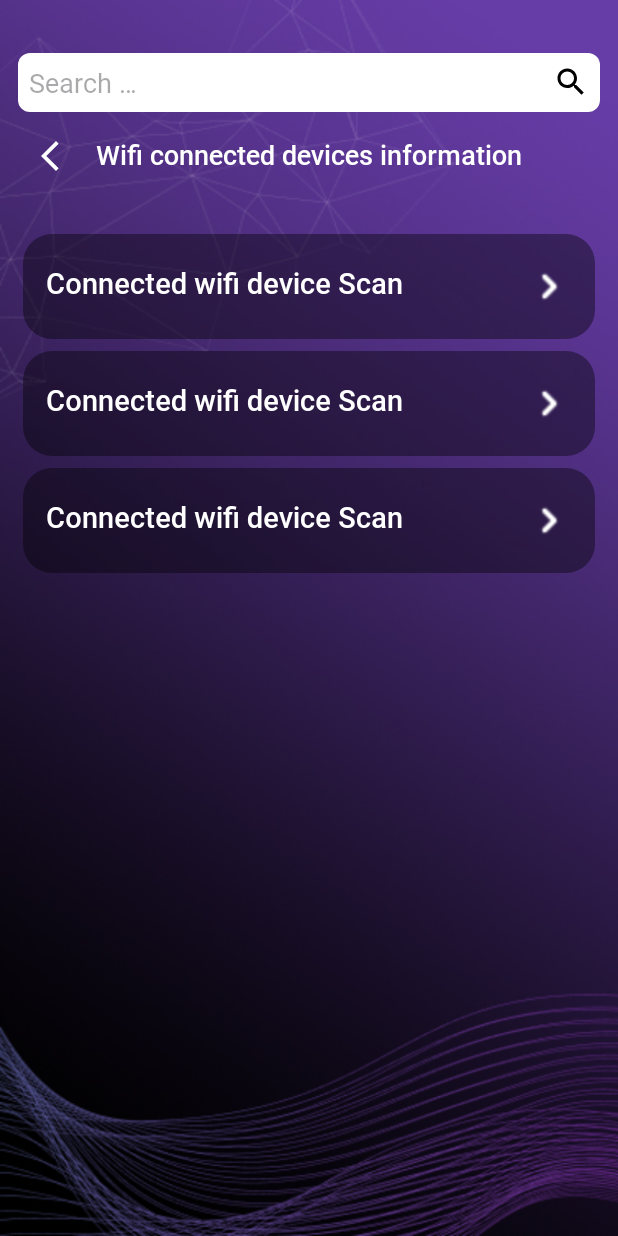
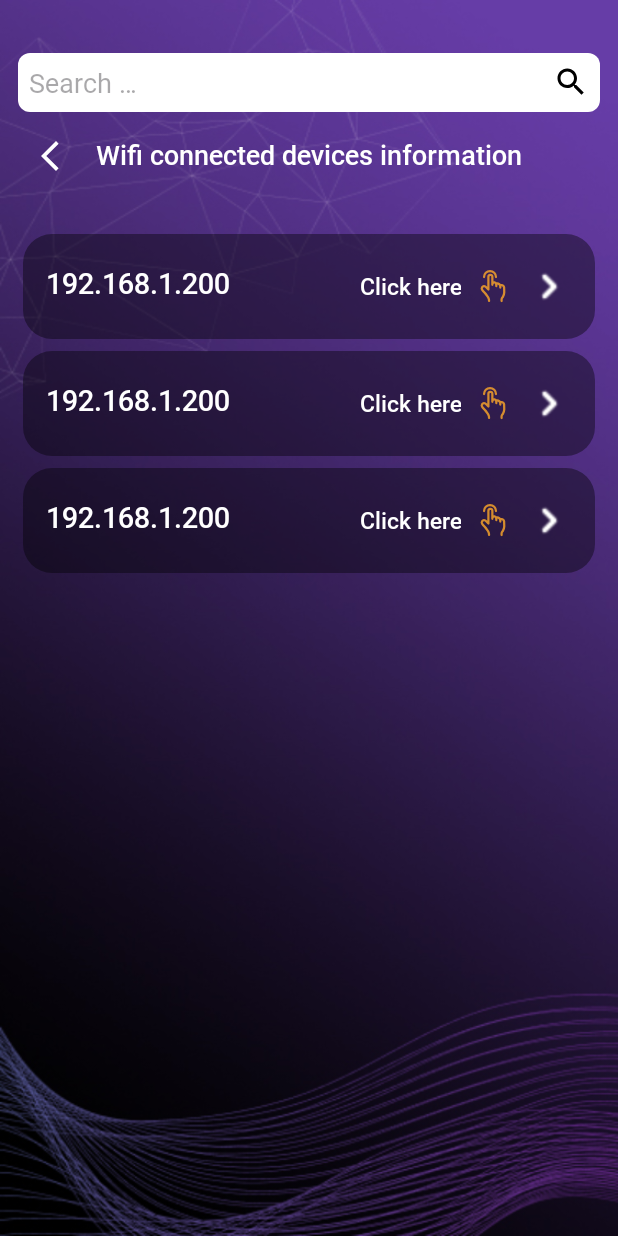
Before and after one commit to MohamedKandel/Correctsoc, an Android app: the layout fragment_devices.xml on its own in the app's theme, with its tools: preview values and no code run, on a phone screen of 412 x 824 dp. Run offline under Robolectric (Android 15) with nearby library versions, the light colour scheme and no system bars.

Commit message:
fix some issues

```diff
--- a/app/src/main/AndroidManifest.xml
+++ b/app/src/main/AndroidManifest.xml
@@ -14,7 +14,6 @@
         android:allowBackup="true"
         android:hardwareAccelerated="false"
         android:largeHeap="true"
-
         android:usesCleartextTraffic="true"
         android:dataExtractionRules="@xml/data_extraction_rules"
         android:fullBackupContent="@xml/backup_rules"
--- a/app/src/main/java/com/correct/correctsoc/adapter/DevicesAdapter.kt
+++ b/app/src/main/java/com/correct/correctsoc/adapter/DevicesAdapter.kt
@@ -18,7 +18,6 @@ import com.correct.correctsoc.helper.HelperClass
 
 class DevicesAdapter(
     private val context: Context,
-    private val helper: HelperClass,
     private var list: List<DevicesData>,
     private val listener: ClickListener
 ) : RecyclerView.Adapter<DevicesAdapter.ViewHolder>() {
@@ -36,7 +35,6 @@ class DevicesAdapter(
     override fun onBindViewHolder(holder: ViewHolder, position: Int) {
         val model = list[position]
         holder.txt_ip.text = model.ipAddress
-//        holder.img_go.setImageResource(R.drawable.arrow_img)
     }
 
     @SuppressLint("NotifyDataSetChanged")
@@ -50,10 +48,14 @@ class DevicesAdapter(
         //val txt_name: TextView
         val txt_ip: TextView
         val img_go: ImageView
+        val img_click: ImageView
+        val txt_click: TextView
 
         init {
             txt_ip = itemView.findViewById(R.id.txt_ip)
             img_go = itemView.findViewById(R.id.btn_go)
+            txt_click = itemView.findViewById(R.id.txt_click_here)
+            img_click = itemView.findViewById(R.id.icon_click_here)
 
             itemView.setOnClickListener {
                 val bundle = Bundle()
--- a/app/src/main/java/com/correct/correctsoc/ui/deviceScan/DevicesFragment.kt
+++ b/app/src/main/java/com/correct/correctsoc/ui/deviceScan/DevicesFragment.kt
@@ -48,6 +48,7 @@ class DevicesFragment : Fragment(), ClickListener {
     private lateinit var binding: FragmentDevicesBinding
     private lateinit var list: MutableList<DevicesData>
     private lateinit var adapter: DevicesAdapter
+
     /*private var isVisible = false
     private lateinit var slideIn: Animation
     private lateinit var slideOut: Animation
@@ -81,7 +82,7 @@ class DevicesFragment : Fragment(), ClickListener {
 
         fragmentListener.onFragmentChangedListener(R.id.devicesFragment)
         list = mutableListOf()
-        adapter = DevicesAdapter(requireContext(), helper, list, this)
+        adapter = DevicesAdapter(requireContext(), list, this)
         binding.devicesRecyclerView.adapter = adapter
 
 
@@ -250,12 +251,14 @@ class DevicesFragment : Fragment(), ClickListener {
             requireArguments().putParcelable(ITEM, model)
             findNavController().navigate(R.id.deviceDataFragment, requireArguments())
             Log.i(TAG, "onItemClickListener: ${model.macAddress}")
+            Log.i(TAG, "onItemClickListener: ${model.macAddress}")
         }
     }
 
     override fun onLongItemClickListener(position: Int, extras: Bundle?) {
         //TODO("Not yet implemented")
     }
+
     override fun onResume() {
         super.onResume()
         fragmentListener.onFragmentChangedListener(R.id.devicesFragment)
--- a/app/src/main/res/layout/devices_list_item.xml
+++ b/app/src/main/res/layout/devices_list_item.xml
@@ -1,31 +1,52 @@
 <?xml version="1.0" encoding="utf-8"?>
-<RelativeLayout
-    xmlns:android="http://schemas.android.com/apk/res/android"
+<RelativeLayout xmlns:android="http://schemas.android.com/apk/res/android"
     android:layout_width="match_parent"
     android:layout_height="wrap_content"
-    android:background="@drawable/home_btn_drawable"
     android:layout_marginStart="@dimen/_12sdp"
     android:layout_marginEnd="@dimen/_12sdp"
     android:layout_marginBottom="@dimen/_6sdp"
-    >
+    android:background="@drawable/home_btn_drawable">
 
     <TextView
+        android:id="@+id/txt_ip"
         android:layout_width="wrap_content"
         android:layout_height="wrap_content"
+        android:layout_alignParentLeft="true"
+        android:fontFamily="@font/roboto_medium"
+        android:text="192.168.1.200"
         android:textColor="@color/white"
-        android:layout_alignParentLeft="true"
-        android:text="@string/device_scan"
+        android:textSize="@dimen/_15ssp" />
+
+    <TextView
+        android:id="@+id/txt_click_here"
+        android:layout_width="wrap_content"
+        android:layout_height="wrap_content"
+        android:layout_centerVertical="true"
+        android:layout_toStartOf="@id/icon_click_here"
+        android:layout_toEndOf="@id/txt_ip"
         android:fontFamily="@font/roboto_medium"
-        android:textSize="@dimen/_15ssp"
-        android:id="@+id/txt_ip" />
+        android:gravity="end"
+        android:text="@string/click_here"
+        android:textColor="@color/white"
+        android:textSize="@dimen/_12ssp" />
 
     <ImageView
+        android:id="@+id/icon_click_here"
+        android:layout_width="wrap_content"
+        android:layout_height="wrap_content"
+        android:layout_centerVertical="true"
+        android:layout_toStartOf="@id/btn_go"
+        android:background="@android:color/transparent"
+        android:paddingStart="@dimen/_7sdp"
+        android:paddingEnd="@dimen/_7sdp"
+        android:src="@drawable/hand_icon" />
+
+    <ImageView
+        android:id="@+id/btn_go"
         android:layout_width="@dimen/_24sdp"
         android:layout_height="@dimen/_24sdp"
-        android:layout_alignParentRight="true"
-        android:src="@drawable/arrow_img"
-        android:id="@+id/btn_go"
-        />
+        android:layout_alignParentEnd="true"
+        android:src="@drawable/arrow_img" />
 
 
 </RelativeLayout>
```
Also changed, not shown: app/src/main/java/com/correct/correctsoc/ui/applicationScan/ScanningFragment.kt (+26 -5 lines), app/src/main/java/com/correct/correctsoc/ui/deviceScan/DeviceScanningFragment.kt (+68 -46 lines).
